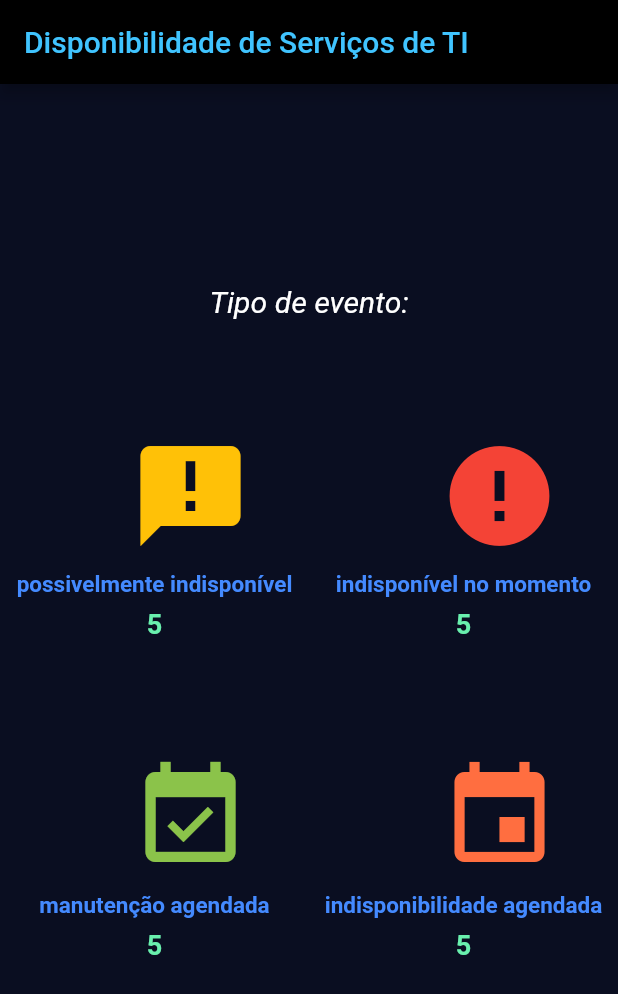
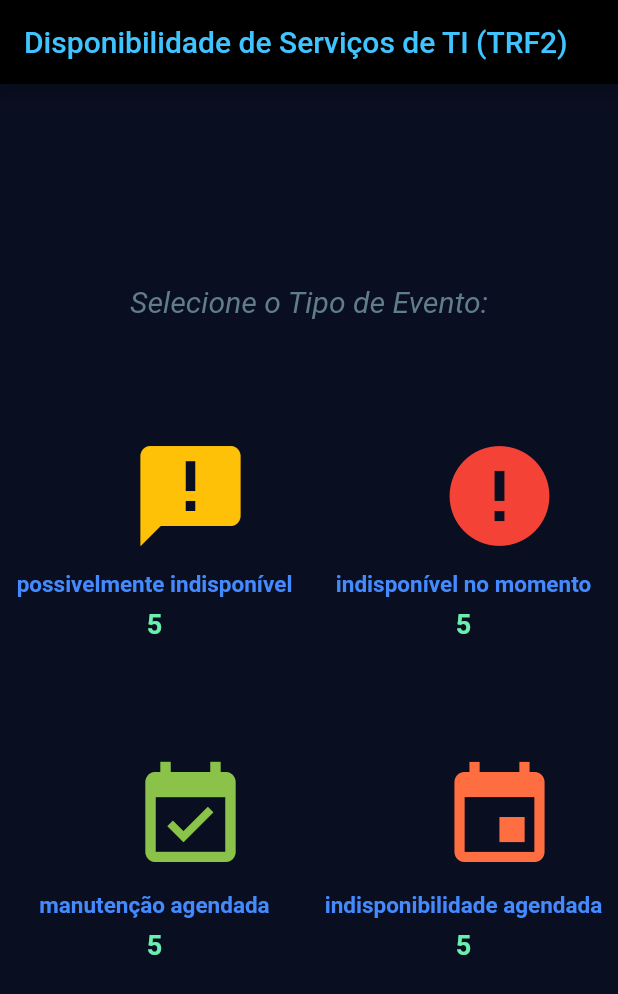
Before and after one commit to luiz-antonio/srv_indisp_app, a Flutter app: the screen it shows after launch, on a phone screen of 412 x 824 dp. Shown: the top 994 px of the screen. Run offline on Flutter 3.47's test engine with Material 2 defaults, Android fonts, the phone set to English and light mode, and no system bars.

```diff
--- a/lib/constants.dart
+++ b/lib/constants.dart
@@ -6,3 +6,39 @@ enum kEnumEventTypes {
   maintenance_schedullance,
   unavailablility_schedullance,
 }
+
+const kMenuLabelTextStyle = TextStyle(
+  fontSize: 15.0,
+  fontWeight: FontWeight.bold ,
+  color: Colors.blueAccent,
+);
+
+const kMenuCountTextStyle = TextStyle(
+  fontSize: 18.0,
+  color: Colors.greenAccent,
+  fontWeight: FontWeight.bold,
+);
+
+const  kEventTypeMenuItemIcons = {
+  kEnumEventTypes.possibly_unavailable:  Icon(
+    Icons.announcement,
+    color: Colors.amber,
+    size: 80.0,
+  ),
+  kEnumEventTypes.unavailable: Icon(
+    Icons.error,
+    color: Colors.red,
+    size: 80.0,
+  ),
+  kEnumEventTypes.maintenance_schedullance: Icon(
+    Icons.event_available,
+    color: Colors.lightGreen,
+    size: 80.0,
+  ),
+  kEnumEventTypes.unavailablility_schedullance: Icon(
+    Icons.event,
+    color: Colors.deepOrangeAccent,
+    size: 80.0,
+  ),
+
+};
--- /dev/null
+++ b/lib/event/events_page.dart
@@ -0,0 +1,55 @@
+import 'package:flutter/material.dart';
+import 'package:srv_indisp_app/constants.dart';
+import 'package:srv_indisp_app/event_type/event_type_model.dart';
+
+kEnumEventTypes enumEventType;
+
+class EventsPage extends StatefulWidget {
+
+  static String id = 'EventsPage';
+
+ EventsPage({Key key, this.title}) : super(key: key);
+  final String title;
+
+  @override
+  _EventsPageState createState() => _EventsPageState();
+}
+
+class _EventsPageState extends State<EventsPage> {
+
+  @override
+  Widget build(BuildContext context) {
+    enumEventType = ModalRoute.of(context).settings.arguments;
+    return Scaffold(
+      appBar: AppBar(
+        backgroundColor: Colors.black,
+        title: Text(
+          //widget.title,
+          'Tipo: ${EventType.getShortDescriptioFor( enumEventType)}',
+          style: TextStyle(
+              color: Colors.lightBlueAccent
+          ),
+        ),
+      ),
+      body: Center(
+        child: Column(
+
+          mainAxisAlignment: MainAxisAlignment.center,
+          children: <Widget>[
+            Text(
+              'Eventos:',
+              style: TextStyle(
+                fontSize: 20.0,
+                fontStyle:  FontStyle.italic,
+                color: Colors.blueGrey,
+              ),
+            ),
+            SizedBox(
+                height: 50.0
+            ),
+          ],
+        ),
+      ),
+    );
+  }
+}
--- a/lib/event_type/event_type_Icon.dart
+++ b/lib/event_type/event_type_Icon.dart
@@ -2,60 +2,27 @@ import 'package:flutter/material.dart';
 import 'package:srv_indisp_app/constants.dart';
 
 
-const  kEventMenuTypeIcons = {
-  kEnumEventTypes.possibly_unavailable:  Icon(
-    Icons.announcement,
-    color: Colors.amber,
-    size: 80.0,
-  ),
-  kEnumEventTypes.unavailable: Icon(
-    Icons.error,
-    color: Colors.red,
-    size: 80.0,
-  ),
-  kEnumEventTypes.maintenance_schedullance: Icon(
-    Icons.event_available,
-    color: Colors.lightGreen,
-    size: 80.0,
-  ),
-  kEnumEventTypes.unavailablility_schedullance: Icon(
-    Icons.event,
-    color: Colors.deepOrangeAccent,
-    size: 80.0,
-  ),
-
-};
-
-const kMenuLabelTextStyle = TextStyle(
-  fontSize: 15.0,
-  fontWeight: FontWeight.bold ,
-  color: Colors.blueAccent,
-);
-
-const kMenuCountTextStyle = TextStyle(
-  fontSize: 18.0,
-  color: Colors.greenAccent,
-  fontWeight: FontWeight.bold,
-);
-
-class EventTypeMenuIconContent extends StatefulWidget{
+class EventTypeMenuItemIconContent extends StatefulWidget{
   Icon icon;
   String label;
   int count;
   Function onPressed;
 
-  EventTypeMenuIconContent ({
+  EventTypeMenuItemIconContent ({
     this.icon,
     this.label,
     this.count = 0,
     this.onPressed,
   });
 
+  static Icon getIconFor(kEnumEventTypes eventType) {
+   return  kEventTypeMenuItemIcons[eventType];
+  }
   @override
-  _EventTypeMenuIconContentState createState() => _EventTypeMenuIconContentState();
+  _EventTypeMenuItemIconContentState createState() => _EventTypeMenuItemIconContentState();
 }
 
-class _EventTypeMenuIconContentState extends State<EventTypeMenuIconContent> {
+class _EventTypeMenuItemIconContentState extends State<EventTypeMenuItemIconContent> {
   @override
   Widget build(BuildContext context){
     return Expanded(
--- a/lib/event_type/event_type_model.dart
+++ b/lib/event_type/event_type_model.dart
@@ -29,6 +29,9 @@ class EventType {
 
   static EventType getEventType(kEnumEventTypes eventType) {
     return eventTypeMap[eventType];
+  }
+  static String getShortDescriptioFor(kEnumEventTypes eventType) {
+    return EventType.getEventType(eventType).shortDescription;
   }
 
   List<EventType> possibleEventTypesChange() {
--- a/lib/main.dart
+++ b/lib/main.dart
@@ -1,7 +1,8 @@
 import 'package:flutter/material.dart';
-import 'event_type/event_type_Icon.dart';
-import 'event_type/event_type_model.dart';
-import 'constants.dart';
+import 'package:srv_indisp_app/event/events_page.dart';
+import 'main_menu_page.dart';
+
+
 
 void main() => runApp(MyApp());
 
@@ -18,108 +19,12 @@ class MyApp extends StatelessWidget {
       textTheme: TextTheme(
         body1: TextStyle(color: Color(0xFFFFFFFF),),
       ),),
-      home: MyHomePage(title: 'Disponibilidade de Serviços de TI'),
+      //home: MainMenuPage(title: 'Disponibilidade de Serviços de TI (TRF2)'),
+      initialRoute: MainMenuPage.id,
+      routes: {
+       MainMenuPage.id: (context) => MainMenuPage(title: 'Disponibilidade de Serviços de TI (TRF2)'),
+       EventsPage.id: (context) => EventsPage(title: "Eventos"),
+      }
     );
   }
 }
-
-class MyHomePage extends StatefulWidget {
-  MyHomePage({Key key, this.title}) : super(key: key);
-
-
-  final String title;
-
-  @override
-  _MyHomePageState createState() => _MyHomePageState();
-}
-
-class _MyHomePageState extends State<MyHomePage> {
-
-  @override
-  Widget build(BuildContext context) {
-
-    return Scaffold(
-      appBar: AppBar(
-        backgroundColor: Colors.black,
-        title: Text(
-          widget.title,
-          style: TextStyle(
-            color: Colors.lightBlueAccent
-          ),
-        ),
-      ),
-      body: Center(
-        child: Column(
-
-          mainAxisAlignment: MainAxisAlignment.center,
-          children: <Widget>[
-            Text(
-              'Tipo de evento:',
-              style: TextStyle(
-                  fontSize: 20.0,
-                  fontStyle:  FontStyle.italic
-
-              ),
-            ),
-            SizedBox(
-                height: 50.0
-            ),
-            Column(
-              mainAxisAlignment: MainAxisAlignment.spaceAround,
-              crossAxisAlignment: CrossAxisAlignment.center,
-              children:  <Widget>[
-                Row(
-                //  mainAxisAlignment: MainAxisAlignment.center,
-                    crossAxisAlignment: CrossAxisAlignment.center,
-                  children: <Widget>[
-                    EventTypeMenuIconContent(
-                      icon: kEventMenuTypeIcons[kEnumEventTypes.possibly_unavailable],
-                      label: EventType.getEventType(kEnumEventTypes.possibly_unavailable).shortDescription,
-                      count: 5,
-                      onPressed: () { print('possibly_unavailable');},
-                    ),
-                    EventTypeMenuIconContent(
-                      icon: kEventMenuTypeIcons[kEnumEventTypes.unavailable],
-                      label: EventType.getEventType(kEnumEventTypes.unavailable).shortDescription,
-                      count: 5,
-                      onPressed: () {
-                        setState(() {
-                          print('unavailable');
-                        });
-                      },
-                    ),
-                  ]
-                ),
-
-                Row(
-                   //mainAxisAlignment: MainAxisAlignment.center,
-                    crossAxisAlignment: CrossAxisAlignment.center,
-                  children:  <Widget>[
-                    EventTypeMenuIconContent(
-                      icon: kEventMenuTypeIcons[kEnumEventTypes.maintenance_schedullance],
-                      label: EventType.getEventType(kEnumEventTypes.maintenance_schedullance).shortDescription,
-                      count: 5,
-                      onPressed: () { print('maintenance_schedullance');},
-                    ),
-                    EventTypeMenuIconContent(
-                      icon: kEventMenuTypeIcons[kEnumEventTypes.unavailablility_schedullance],
-                      label: EventType.getEventType(kEnumEventTypes.unavailablility_schedullance).shortDescription,
-                      count: 5,
-                      onPressed: () {
-                        setState(() {
-                          print('unavailablility_schedullance');
-                        }
-                        );
-                      }
-                    ),
-                ]),
-              ],
-            ),
-
-          ],
-        ),
-      ),
-
-    );
-  }
-}
--- /dev/null
+++ b/lib/main_menu_page.dart
@@ -0,0 +1,112 @@
+import 'package:flutter/material.dart';
+import 'event_type/event_type_Icon.dart';
+import 'event_type/event_type_model.dart';
+import 'constants.dart';
+import 'event/events_page.dart';
+
+class MainMenuPage extends StatefulWidget {
+  static String id = 'MainMenuPage';
+  MainMenuPage({Key key, this.title}) : super(key: key);
+  final String title;
+
+  @override
+  _MainMenuPageState createState() => _MainMenuPageState();
+}
+
+class _MainMenuPageState extends State<MainMenuPage> {
+
+  @override
+  Widget build(BuildContext context) {
+    return Scaffold(
+      appBar: AppBar(
+        backgroundColor: Colors.black,
+        title: Text(
+          widget.title,
+          style: TextStyle(
+              color: Colors.lightBlueAccent
+          ),
+        ),
+      ),
+      body: SafeArea(
+        child: Center(
+          child: Column(
+
+            mainAxisAlignment: MainAxisAlignment.center,
+            children: <Widget>[
+              Text(
+                'Selecione o Tipo de Evento:',
+                style: TextStyle(
+                  fontSize: 20.0,
+                  fontStyle:  FontStyle.italic,
+                  color: Colors.blueGrey,
+                ),
+              ),
+              SizedBox(
+                  height: 50.0
+              ),
+              Column(
+                mainAxisAlignment: MainAxisAlignment.spaceAround,
+                crossAxisAlignment: CrossAxisAlignment.center,
+                children:  <Widget>[
+                  Row(
+                    //  mainAxisAlignment: MainAxisAlignment.center,
+                      crossAxisAlignment: CrossAxisAlignment.center,
+                      children: <Widget>[
+                        EventTypeMenuItemIconContent(
+                          icon: EventTypeMenuItemIconContent.getIconFor(kEnumEventTypes.possibly_unavailable),
+                          label: EventType.getShortDescriptioFor(kEnumEventTypes.possibly_unavailable),
+                          count: 5,
+                          onPressed: () {
+                            print('possibly_unavailable');
+                            Navigator.pushNamed(context, EventsPage.id, arguments: kEnumEventTypes.possibly_unavailable );
+                            },
+                        ),
+                        EventTypeMenuItemIconContent(
+                          icon: EventTypeMenuItemIconContent.getIconFor(kEnumEventTypes.unavailable),
+                          label:  EventType.getShortDescriptioFor(kEnumEventTypes.unavailable),
+                          count: 5,
+                          onPressed: () {
+                            setState(() {
+                              print('unavailable');
+                              Navigator.pushNamed(context, EventsPage.id, arguments: kEnumEventTypes.unavailable );
+                            });
+                          },
+                        ),
+                      ]
+                  ),
+
+                  Row(
+                    //mainAxisAlignment: MainAxisAlignment.center,
+                      crossAxisAlignment: CrossAxisAlignment.center,
+                      children:  <Widget>[
+                        EventTypeMenuItemIconContent(
+                          icon: EventTypeMenuItemIconContent.getIconFor(kEnumEventTypes.maintenance_schedullance),
+                          label: EventType.getShortDescriptioFor(kEnumEventTypes.maintenance_schedullance),
+                          count: 5,
+                          onPressed: () {
+                            print('maintenance_schedullance');
+                            Navigator.pushNamed(context, EventsPage.id, arguments: kEnumEventTypes.maintenance_schedullance );
+                          },
+                        ),
+                        EventTypeMenuItemIconContent(
+                            icon: EventTypeMenuItemIconContent.getIconFor(kEnumEventTypes.unavailablility_schedullance),
+                            label: EventType.getShortDescriptioFor(kEnumEventTypes.unavailablility_schedullance),
+                            count: 5,
+                            onPressed: () {
+                              setState(() {
+                                print('unavailablility_schedullance');
+                                Navigator.pushNamed(context, EventsPage.id, arguments: kEnumEventTypes.unavailablility_schedullance );
+                              }
+                              );
+                            }
+                        ),
+                      ]),
+                ],
+              ),
+            ],
+          ),
+        ),
+      ),
+    );
+  }
+}
```
